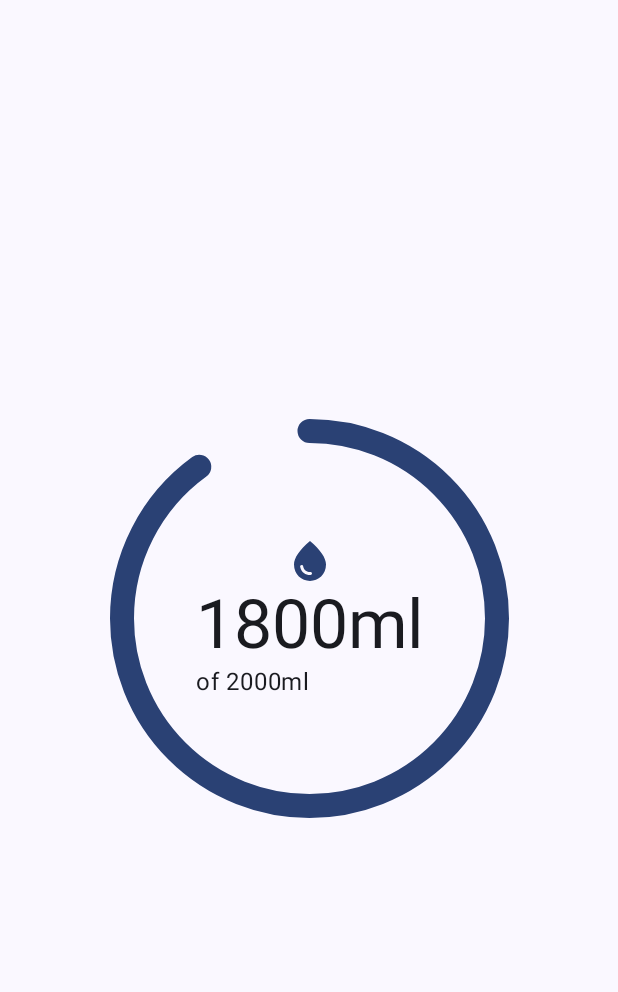
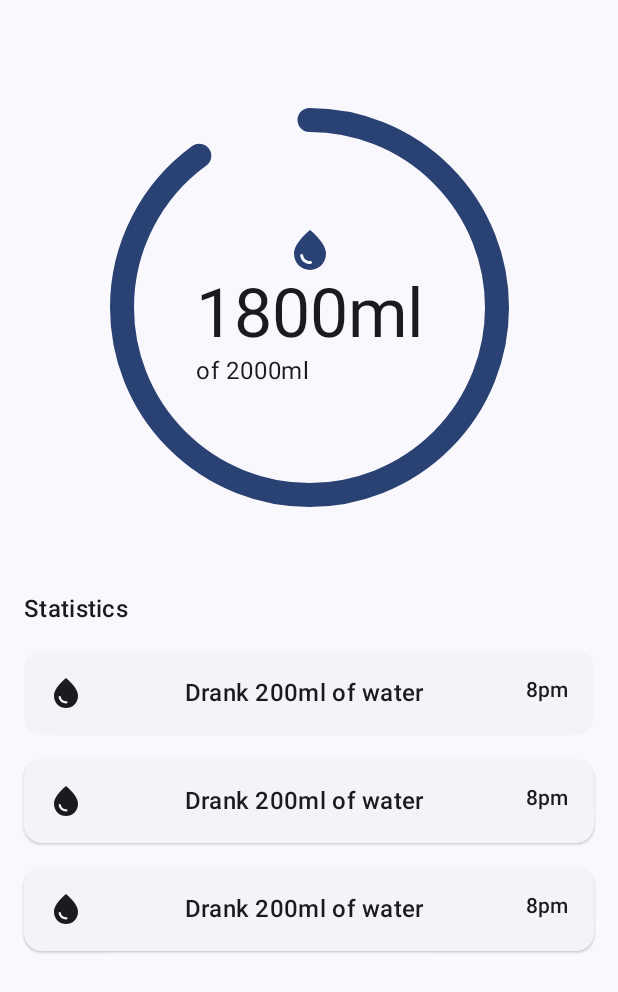
Before and after one commit to thiagocontelli/water-tracker, an Android app built with Jetpack Compose: the screen it shows after launch (MainActivity), on a phone screen of 412 x 824 dp. Shown: the top 992 px of the screen. Run offline under Robolectric (Android 15) with nearby library versions, the phone set to English and light mode, and no system bars.

Commit message:
Add statistics list with static data

```diff
--- a/app/src/main/java/com/thiagocontelli/watertracker/ui/screens/MainScreen.kt
+++ b/app/src/main/java/com/thiagocontelli/watertracker/ui/screens/MainScreen.kt
@@ -1,10 +1,86 @@
 package com.thiagocontelli.watertracker.ui.screens
 
+import androidx.compose.foundation.layout.Arrangement
+import androidx.compose.foundation.layout.Column
+import androidx.compose.foundation.layout.Row
+import androidx.compose.foundation.layout.fillMaxSize
+import androidx.compose.foundation.layout.fillMaxWidth
+import androidx.compose.foundation.layout.padding
+import androidx.compose.foundation.lazy.LazyColumn
+import androidx.compose.material3.ElevatedCard
+import androidx.compose.material3.ExperimentalMaterial3Api
+import androidx.compose.material3.Icon
+import androidx.compose.material3.MaterialTheme
+import androidx.compose.material3.Scaffold
+import androidx.compose.material3.Text
+import androidx.compose.material3.TopAppBar
 import androidx.compose.runtime.Composable
+import androidx.compose.ui.Alignment
+import androidx.compose.ui.Modifier
+import androidx.compose.ui.res.painterResource
+import androidx.compose.ui.tooling.preview.Preview
 import androidx.compose.ui.unit.dp
+import com.thiagocontelli.watertracker.R
 import com.thiagocontelli.watertracker.ui.components.CircularWaterProgress
 
+@OptIn(ExperimentalMaterial3Api::class)
 @Composable
 fun MainScreen() {
-    CircularWaterProgress(percentage = 0.9f, number = 2000, radius = 125.dp)
+    Scaffold(topBar = { TopAppBar(title = {}) }) { paddingValues ->
+        Column(Modifier.padding(paddingValues)) {
+            Column(
+                Modifier.padding(16.dp),
+                horizontalAlignment = Alignment.CenterHorizontally,
+                verticalArrangement = Arrangement.spacedBy(64.dp)
+            ) {
+                CircularWaterProgress(percentage = 0.9f, number = 2000, radius = 125.dp)
+
+                Column {
+                    Text(
+                        text = "Statistics",
+                        style = MaterialTheme.typography.titleMedium,
+                        modifier = Modifier.padding(bottom = 16.dp)
+                    )
+
+                    LazyColumn {
+                        items(3) {
+                            ElevatedCard(
+                                Modifier
+                                    .fillMaxWidth()
+                                    .padding(bottom = 16.dp)
+                            ) {
+                                Row(
+                                    Modifier
+                                        .padding(16.dp)
+                                        .fillMaxSize(),
+                                    horizontalArrangement = Arrangement.SpaceBetween
+                                ) {
+                                    Icon(
+                                        painter = painterResource(id = R.drawable.baseline_water_drop_24),
+                                        contentDescription = "Water drop"
+                                    )
+
+                                    Text(
+                                        text = "Drank 200ml of water",
+                                        style = MaterialTheme.typography.titleMedium
+                                    )
+
+                                    Text(
+                                        text = "8pm", style = MaterialTheme.typography.labelLarge
+                                    )
+                                }
+                            }
+                        }
+                    }
+                }
+            }
+        }
+
+    }
 }
+
+@Composable
+@Preview(showSystemUi = true)
+fun MainScreenPreview() {
+    MainScreen()
+}
```
